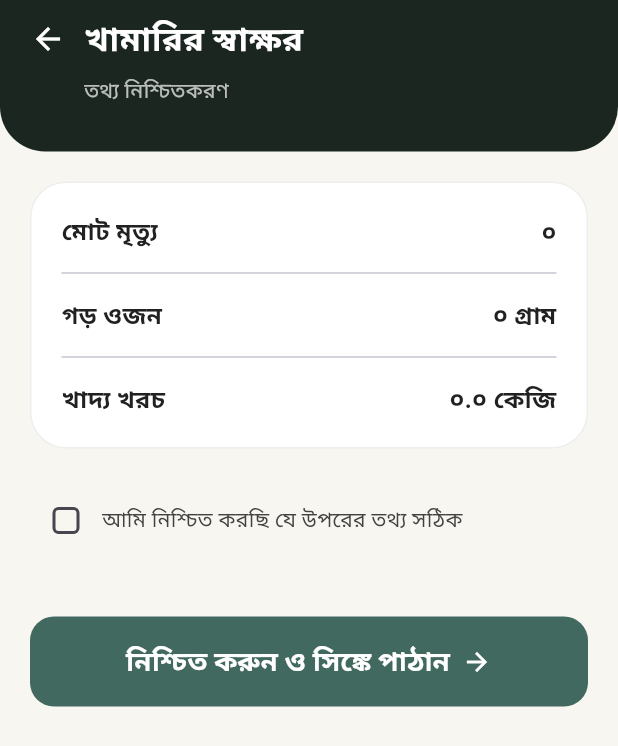
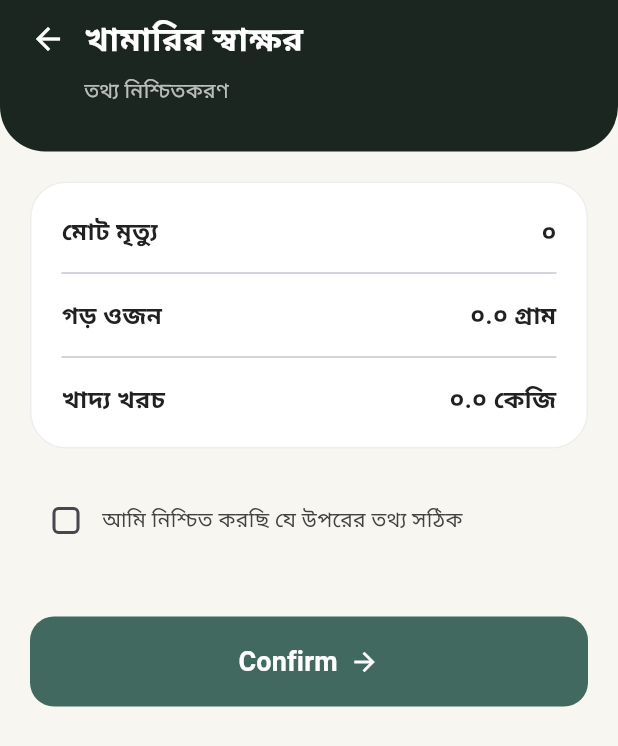
Before and after one commit to ParthaChow/troyee_contact_firm, a Flutter app: the SignatureView screen opened by its route, on a phone screen of 412 x 824 dp. Shown: the top 746 px of the screen. Run offline on Flutter 3.47's test engine with Material 3 defaults, Android fonts, the light colour scheme and no system bars; our stand-ins replace camera, connectivity_plus, geolocator, get, get_storage, google_fonts and 3 more; accounts and stored records are empty.

```diff
--- a/lib/modules/farm_visit/controller/camera_visit_controller.dart
+++ b/lib/modules/farm_visit/controller/camera_visit_controller.dart
@@ -1,6 +1,7 @@
 import 'package:camera/camera.dart';
 import 'package:get/get.dart';
 import 'package:image_picker/image_picker.dart';
+import 'package:troyee_contact_firm/models/farm_batch_model.dart';
 import '../../../app/services/upload_service.dart';
 
 class CameraVisitController extends GetxController {
--- a/lib/modules/farm_visit/controller/signature_controller.dart
+++ b/lib/modules/farm_visit/controller/signature_controller.dart
@@ -1,6 +1,8 @@
 import 'package:get/get.dart';
 import 'package:signature/signature.dart';
 import 'package:flutter/material.dart';
+
+import '../../../models/farm_batch_model.dart';
 
 class FarmSignatureController extends GetxController {
   late final SignatureController signatureController;
@@ -8,13 +10,24 @@ class FarmSignatureController extends GetxController {
   final RxBool isConfirmed = false.obs;
 
   // Summary Data
-  final mortality = 0.obs;
-  final avgWeight = 0.obs;
-  final feedExpense = 0.0.obs;
+  int mortalityCount = 0;
+  double averageWeightKg = 0;
+  double totalFeedKg = 0.0;
 
   @override
   void onInit() {
     super.onInit();
+    final args = Get.arguments as Map<String, dynamic>?;
+    print(args);
+    if (args != null) {
+      final batch = args['batch'] as FarmBatch?;
+      mortalityCount = batch!.mortalityCount;
+      totalFeedKg = batch.totalFeedKg;
+      averageWeightKg = batch.averageWeightKg;
+      print("mortality count ${mortalityCount}");
+      print("avgweightkg ${averageWeightKg}");
+      print("feedkg ${totalFeedKg}");
+    }
     signatureController = SignatureController(
       penStrokeWidth: 3,
       penColor: Colors.black,
@@ -32,7 +45,7 @@ class FarmSignatureController extends GetxController {
 
   Future<void> submit() async {
     if (signatureController.isEmpty) {
-      Get.snackbar("ত্রুটি", "দয়া করে স্বাক্ষর করুন", snackPosition: SnackPosition.BOTTOM);
+      Get.snackbar("Success", "Info is saved successfully", snackPosition: SnackPosition.BOTTOM);
       return;
     }
     if (!isConfirmed.value) {
--- a/lib/modules/farm_visit/view/signature_view.dart
+++ b/lib/modules/farm_visit/view/signature_view.dart
@@ -110,24 +110,24 @@ class _SummaryCard extends GetView<FarmSignatureController> {
         borderRadius: BorderRadius.circular(24),
         border: Border.all(color: Colors.grey.shade200),
       ),
-      child: Obx(() => Column(
+      child: Column(
         children: [
           _SummaryRow(
             label: "মোট মৃত্যু",
-                value: _toBengali(controller.mortality.value.toString()),
+            value: _toBengali(controller.mortalityCount.toString()),
           ),
           const Divider(height: 32),
           _SummaryRow(
             label: "গড় ওজন",
-                value: "${_toBengali(controller.avgWeight.value.toString())} গ্রাম",
+            value: "${_toBengali(controller.averageWeightKg.toString())} গ্রাম",
           ),
           const Divider(height: 32),
           _SummaryRow(
             label: "খাদ্য খরচ",
-                value: "${_toBengali(controller.feedExpense.value.toString())} কেজি",
+            value: "${_toBengali(controller.totalFeedKg.toString())} কেজি",
           ),
         ],
-          )),
+      ),
     );
   }
 
@@ -374,7 +374,7 @@ class _SubmitButton extends GetView<FarmSignatureController> {
           mainAxisAlignment: MainAxisAlignment.center,
           children: [
             Text(
-              "নিশ্চিত করুন ও সিঙ্কে পাঠান",
+              "Confirm",
               style: TextStyle(
                 fontSize: 18,
                 fontWeight: FontWeight.bold,
```
Lines whose indentation alone changed are shown as unchanged.
